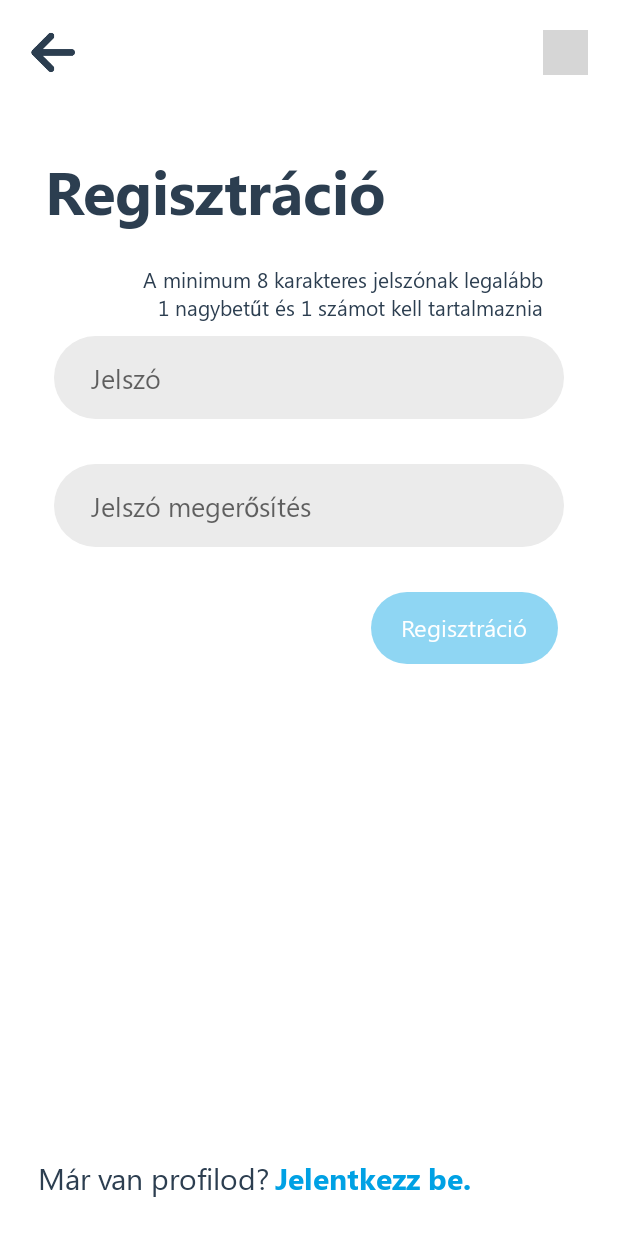
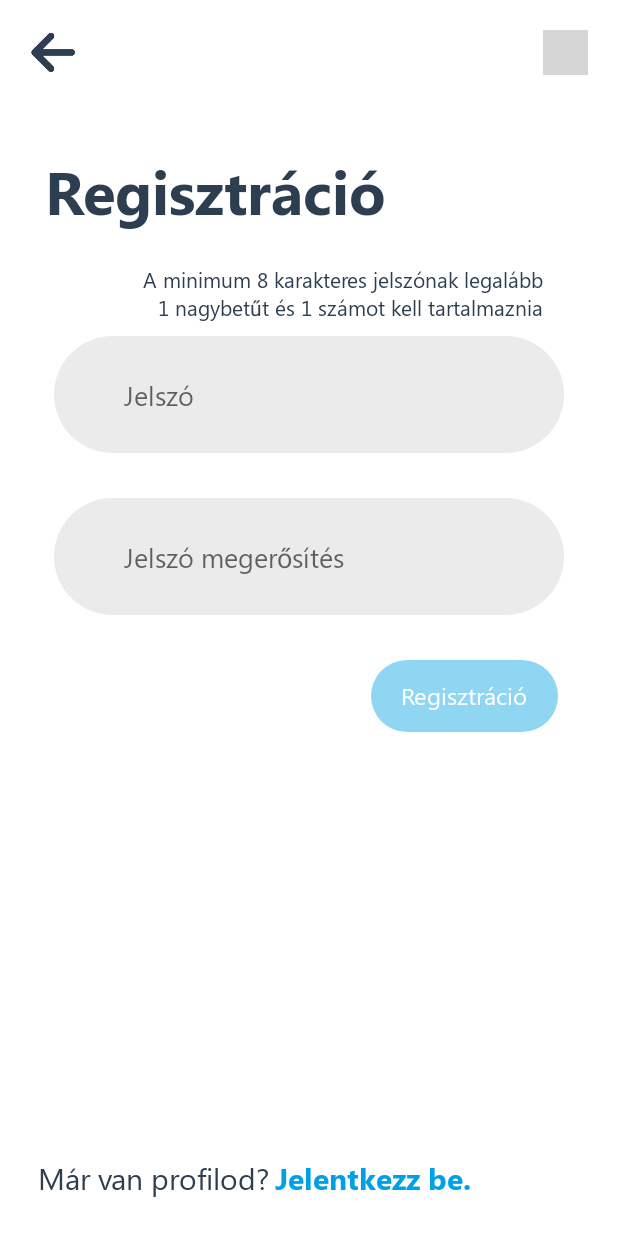
Before and after one commit to leventenyiro/light_airlines, an Android app: the Reg3Activity screen opened directly, with no data from a screen before it, on a phone screen of 412 x 824 dp. Run offline under Robolectric (Android 15) with nearby library versions, the phone set to English and light mode, and no system bars; grey boxes are pictures that could not be loaded.

Commit message:
Reg3 inputok ellenőrzése és visszajelzése

```diff
--- a/app/src/main/java/com/nyirolevente/lightairlines/Reg3Activity.java
+++ b/app/src/main/java/com/nyirolevente/lightairlines/Reg3Activity.java
@@ -141,6 +141,16 @@ public class Reg3Activity extends AppCompatActivity implements View.OnClickListe
 
     public void ellenorzes()
     {
+        if (!inputPassword.getText().toString().isEmpty() && jelszoEllenorzes(inputPassword.getText().toString()))
+        {
+            inputPassword.setBackground(getResources().getDrawable(R.drawable.inputgreen));
+            inputPassword.setPaddingRelative(70, 40, 40, 40);
+        }
+        if (!inputPasswordAgain.getText().toString().isEmpty() && inputPassword.getText().toString().equals(inputPasswordAgain.getText().toString()) && jelszoEllenorzes(inputPassword.getText().toString()))
+        {
+            inputPasswordAgain.setBackground(getResources().getDrawable(R.drawable.inputgreen));
+            inputPasswordAgain.setPaddingRelative(70, 40, 40, 40);
+        }
         if (!inputPassword.getText().toString().isEmpty() && inputPassword.getText().toString().equals(inputPasswordAgain.getText().toString()) && jelszoEllenorzes(inputPassword.getText().toString()))
         {
             btnReg.setEnabled(true);
@@ -152,6 +162,16 @@ public class Reg3Activity extends AppCompatActivity implements View.OnClickListe
             btnReg.setEnabled(false);
             btnReg.setBackground(getResources().getDrawable(R.drawable.buttondisabled));
             textLeiras.setVisibility(View.VISIBLE);
+            if (inputPassword.getText().toString().isEmpty() || !jelszoEllenorzes(inputPassword.getText().toString()))
+            {
+                inputPassword.setBackground(getResources().getDrawable(R.drawable.input));
+                inputPassword.setPaddingRelative(70, 40, 40, 40);
+            }
+            if (inputPasswordAgain.getText().toString().isEmpty() || !inputPasswordAgain.getText().toString().equals(inputPassword) || !jelszoEllenorzes(inputPassword.getText().toString()))
+            {
+                inputPasswordAgain.setBackground(getResources().getDrawable(R.drawable.input));
+                inputPasswordAgain.setPaddingRelative(70, 40, 40, 40);
+            }
         }
     }
 
```
